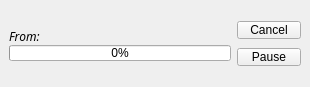
Old version of the form wengophone/src/presentation/qt/filetransfer/FileTransferItem.ui in the repository tkrotoff/WengoPhone.
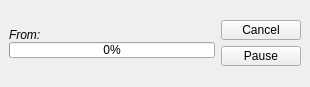
New version of the form.

Commit message: * (fix) UI fix for Mac OS X

```diff
--- a/wengophone/src/presentation/qt/filetransfer/FileTransferItem.ui
+++ b/wengophone/src/presentation/qt/filetransfer/FileTransferItem.ui
@@ -32,17 +32,6 @@
      </property>
      <item>
       <widget class="QLabel" name="filenameLabel" >
-       <property name="font" >
-        <font>
-         <family>Sans Serif</family>
-         <pointsize>9</pointsize>
-         <weight>75</weight>
-         <italic>false</italic>
-         <bold>true</bold>
-         <underline>false</underline>
-         <strikeout>false</strikeout>
-        </font>
-       </property>
        <property name="text" >
         <string/>
        </property>
@@ -50,19 +39,8 @@
      </item>
      <item>
       <widget class="QLabel" name="contactLabel" >
-       <property name="font" >
-        <font>
-         <family>Sans Serif</family>
-         <pointsize>9</pointsize>
-         <weight>50</weight>
-         <italic>true</italic>
-         <bold>false</bold>
-         <underline>false</underline>
-         <strikeout>false</strikeout>
-        </font>
-       </property>
        <property name="text" >
-        <string>From:</string>
+        <string>&lt;i>From:&lt;/i></string>
        </property>
       </widget>
      </item>
@@ -112,8 +90,8 @@
       <widget class="QPushButton" name="cancelOpenButton" >
        <property name="maximumSize" >
         <size>
-         <width>64</width>
-         <height>18</height>
+         <width>84</width>
+         <height>20</height>
         </size>
        </property>
        <property name="text" >
@@ -125,8 +103,8 @@
       <widget class="QPushButton" name="removePauseResumeButton" >
        <property name="maximumSize" >
         <size>
-         <width>64</width>
-         <height>18</height>
+         <width>84</width>
+         <height>20</height>
         </size>
        </property>
        <property name="text" >
```
The commit also changes 5 other files.
